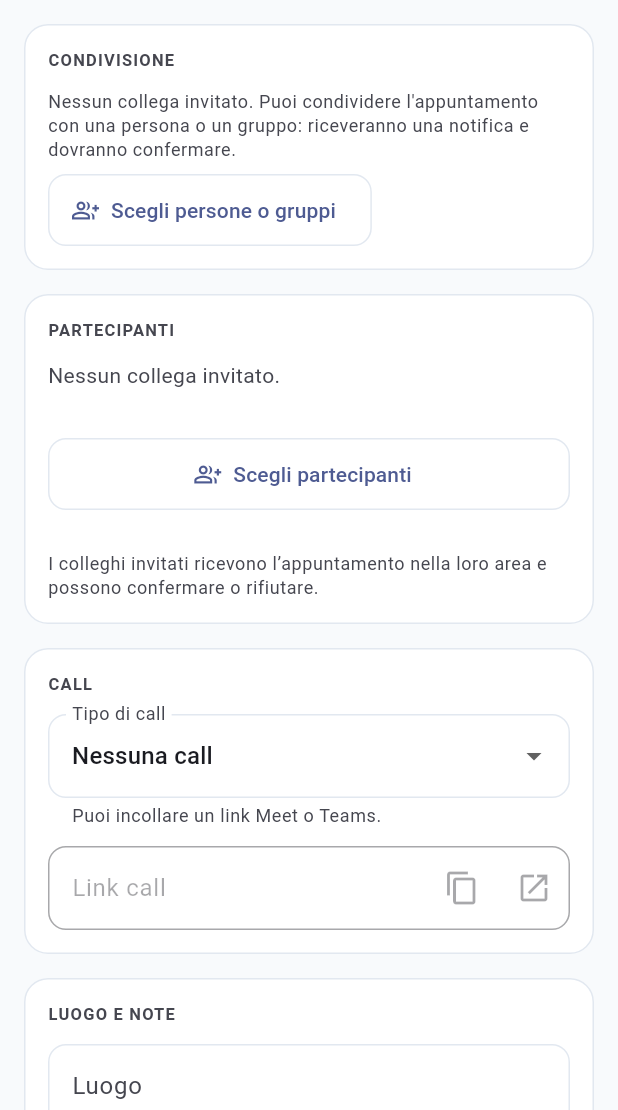
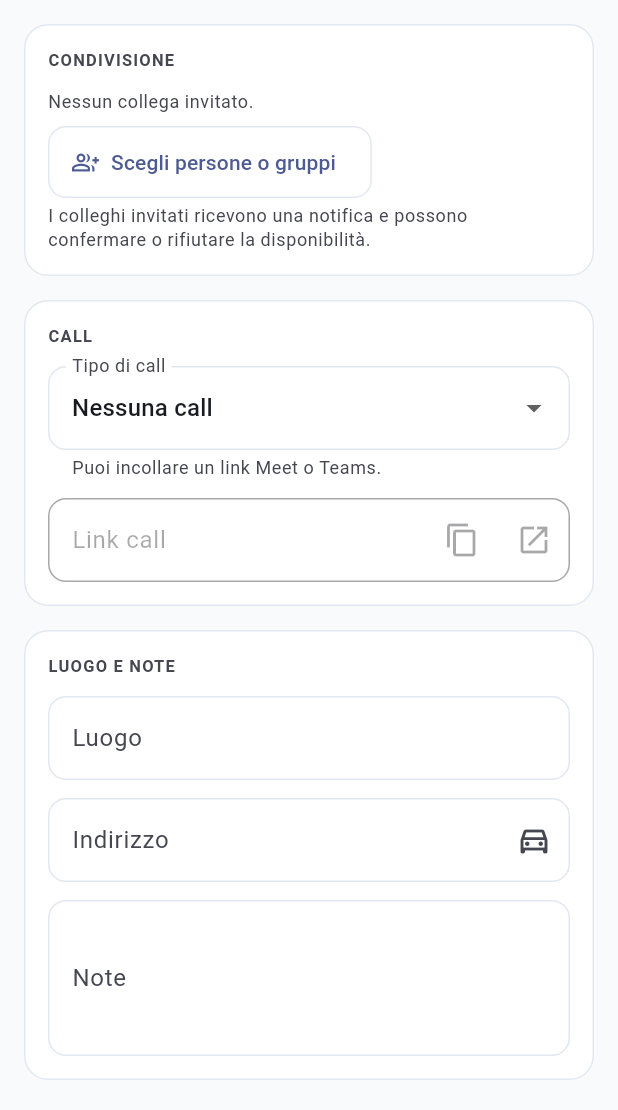
Before and after one commit to sbotz17/commerciali, a Flutter app: the AppuntamentoFormScreen screen opened directly, scrolled down 576 dp, on a phone screen of 412 x 824 dp, the part 126-1236 px from its top. Run offline on Flutter 3.47's test engine with Material 3 defaults, Android fonts, the phone set to English and light mode, and no system bars; our stand-ins replace cloud_firestore, file_picker, firebase_auth, firebase_core, flutter_riverpod, go_router and 4 more; accounts and stored records are empty.

Commit message:
fix(calendario): una sola sezione condivisione e test invito E2E

```diff
--- a/flutter_app/lib/features/calendario/appuntamento_form_screen.dart
+++ b/flutter_app/lib/features/calendario/appuntamento_form_screen.dart
@@ -913,9 +913,8 @@ class _AppuntamentoFormScreenState
                       extra: [
                         if (_invitatiUids.isEmpty)
                           Text(
-                            'Nessun collega invitato. Puoi condividere '
-                            'l\'appuntamento con una persona o un gruppo: '
-                            'riceveranno una notifica e dovranno confermare.',
+                            'Nessun collega invitato.',
+                            key: const Key('appuntamento-nessun-invitato'),
                             style: Theme.of(context).textTheme.bodySmall
                                 ?.copyWith(
                                   color: Theme.of(context)
@@ -988,55 +987,16 @@ class _AppuntamentoFormScreenState
                             label: const Text('Scegli persone o gruppi'),
                           ),
                         ),
-                      ],
-                    ),
-                    const SizedBox(height: AppSpazi.m),
-                    _SezioneAppuntamento(
-                      titolo: 'Partecipanti',
-                      figli: [
-                        if (_invitatiUids.isEmpty)
-                          Text(
-                            'Nessun collega invitato.',
-                            key: const Key('appuntamento-nessun-invitato'),
-                            style: tema.textTheme.bodyMedium?.copyWith(
-                              color: tema.colorScheme.onSurfaceVariant,
-                            ),
-                          )
-                        else
-                          Wrap(
-                            spacing: AppSpazi.xs,
-                            runSpacing: AppSpazi.xs,
-                            children: [
-                              for (final uid in _invitatiUids)
-                                InputChip(
-                                  key: Key('appuntamento-invitato-$uid'),
-                                  label: Text(_nomeInvitato(uid)),
-                                  onDeleted: _salvando
-                                      ? null
-                                      : () => _rimuoviInvitato(uid),
-                                ),
-                            ],
-                          ),
-                        const SizedBox(height: AppSpazi.xs),
-                        OutlinedButton.icon(
-                          key: const Key('appuntamento-condividi'),
-                          onPressed: (_salvando || _caricamentoGruppi)
-                              ? null
-                              : _apriCondivisione,
-                          icon: const Icon(Icons.group_add_outlined),
-                          label: Text(
-                            _caricamentoGruppi
-                                ? 'Caricamento partecipanti…'
-                                : 'Scegli partecipanti',
-                          ),
-                        ),
                         const SizedBox(height: AppSpazi.xxs),
                         Text(
-                          'I colleghi invitati ricevono l’appuntamento nella '
-                          'loro area e possono confermare o rifiutare.',
-                          style: tema.textTheme.bodySmall?.copyWith(
-                            color: tema.colorScheme.onSurfaceVariant,
-                          ),
+                          'I colleghi invitati ricevono una notifica e possono '
+                          'confermare o rifiutare la disponibilità.',
+                          style: Theme.of(context).textTheme.bodySmall
+                              ?.copyWith(
+                                color: Theme.of(context)
+                                    .colorScheme
+                                    .onSurfaceVariant,
+                              ),
                         ),
                       ],
                     ),
```
Also changed, not shown: 2 other files.
